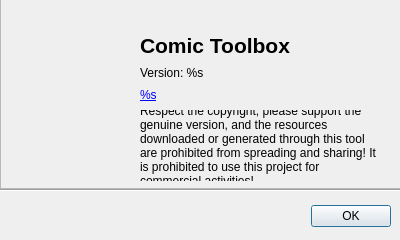
First picture: the form in uis/about_window.ui, repository freedy82/Comic-Toolbox, before the edit.
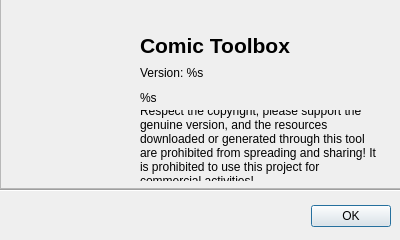
Second picture: the form after the edit. Icons and pictures are not drawn.

Patch:
```diff
--- a/uis/about_window.ui
+++ b/uis/about_window.ui
@@ -131,35 +131,7 @@
      <string>Version: %s</string>
     </property>
    </widget>
-   <widget class="QPushButton" name="btn_app_link">
-    <property name="geometry">
-     <rect>
-      <x>140</x>
-      <y>93</y>
-      <width>221</width>
-      <height>23</height>
-     </rect>
-    </property>
-    <property name="cursor">
-     <cursorShape>PointingHandCursor</cursorShape>
-    </property>
-    <property name="layoutDirection">
-     <enum>Qt::LeftToRight</enum>
-    </property>
-    <property name="styleSheet">
-     <string notr="true">text-align: left;
-border: none;
-color: #0000FF;
-text-decoration: underline;</string>
-    </property>
-    <property name="text">
-     <string>%s</string>
-    </property>
-    <property name="flat">
-     <bool>true</bool>
-    </property>
-   </widget>
-   <widget class="QLabel" name="label">
+   <widget class="QLabel" name="lbl_notice">
     <property name="geometry">
      <rect>
       <x>140</x>
@@ -186,6 +158,28 @@
      <bool>true</bool>
     </property>
    </widget>
+   <widget class="QLabel" name="lbl_app_link">
+    <property name="geometry">
+     <rect>
+      <x>140</x>
+      <y>100</y>
+      <width>231</width>
+      <height>16</height>
+     </rect>
+    </property>
+    <property name="text">
+     <string>%s</string>
+    </property>
+    <property name="textFormat">
+     <enum>Qt::RichText</enum>
+    </property>
+    <property name="openExternalLinks">
+     <bool>true</bool>
+    </property>
+    <property name="textInteractionFlags">
+     <set>Qt::TextBrowserInteraction</set>
+    </property>
+   </widget>
   </widget>
   <widget class="Line" name="line">
    <property name="geometry">
```
